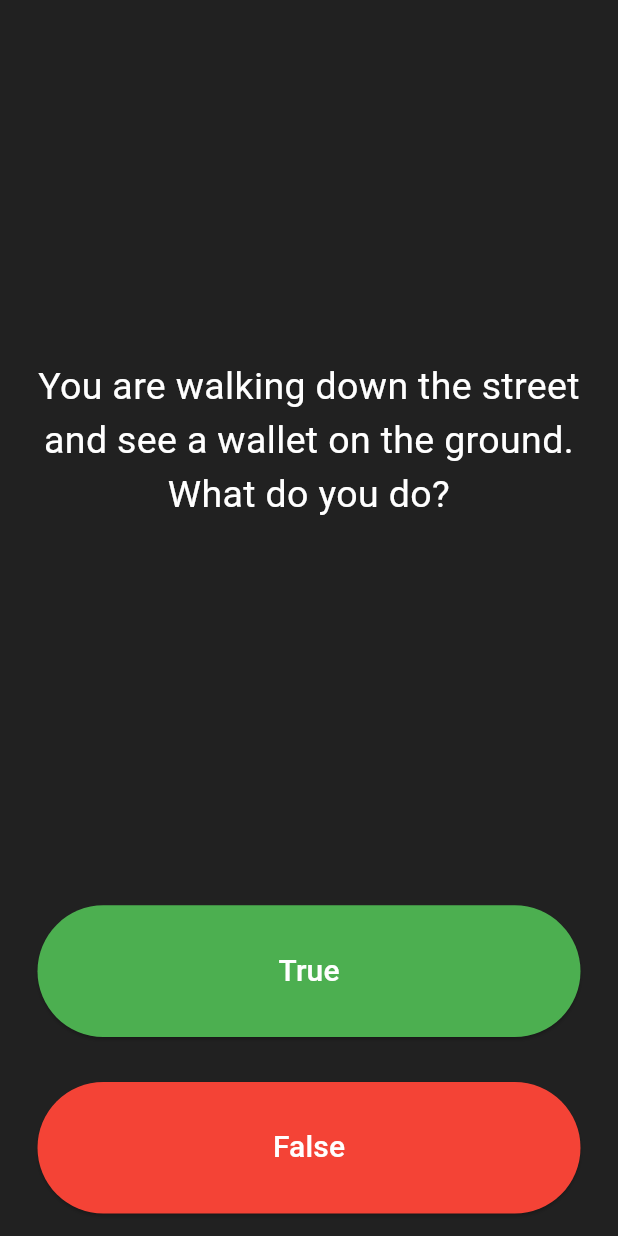
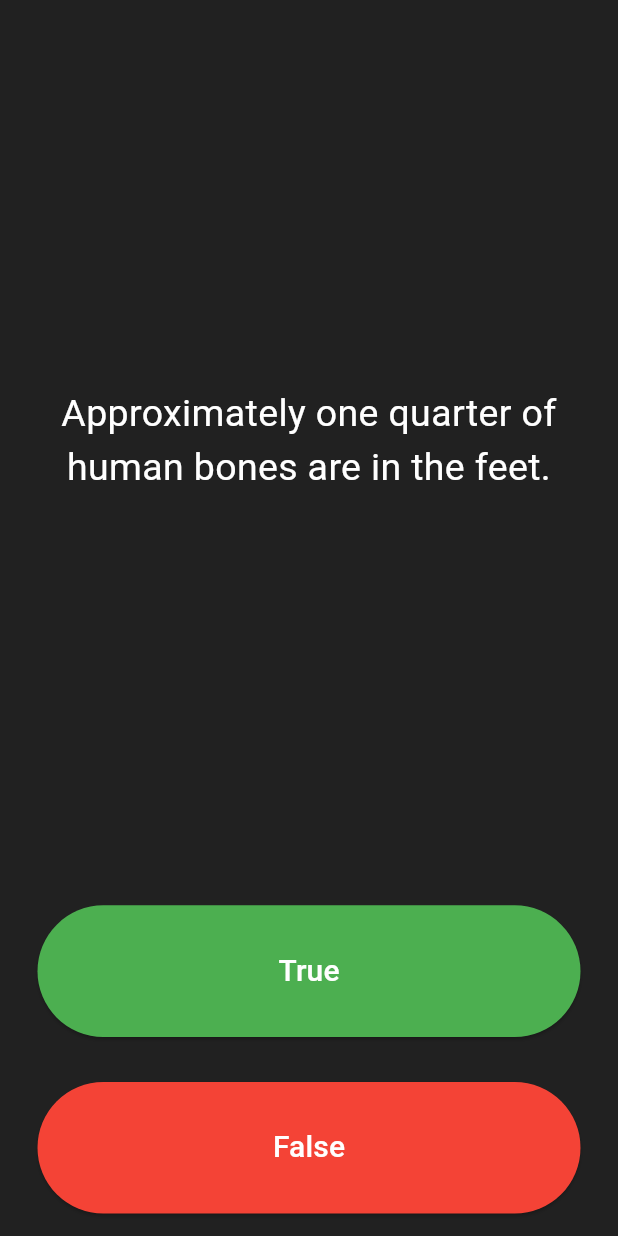
Before and after one commit to aminebenjebli/QuizzApp, a Flutter app: the screen it shows after launch, after a tap on "True", on a phone screen of 412 x 824 dp. Run offline on Flutter 3.47's test engine with Material 3 defaults, Android fonts, the phone set to English and light mode, and no system bars.

```diff
--- a/quizzler/lib/main.dart
+++ b/quizzler/lib/main.dart
@@ -1,6 +1,8 @@
 import 'package:flutter/material.dart';
 import 'package:quizzler/question.dart';
+import 'package:quizzler/quizz_brain.dart';
 
+QuizzBrain quizzBrain = QuizzBrain();
 void main() => runApp(Quizzler());
 
 class Quizzler extends StatelessWidget {
@@ -42,12 +44,7 @@ class _QuizPageState extends State<QuizPage> {
   //   questionText: 'You bite into a sandwich and find a slug in it. What do you do?',
   //   questionAnswer: false,
   // );
-  List<Question> questionLibrary = [
-    Question(questionText: 'You bite into a sandwich and find a slug in it. What do you do?', questionAnswer: false),
-    Question(questionText: 'You are walking down the street and see a wallet on the ground. What do you do?', questionAnswer: true),
-    Question(questionText: 'A slug\'s stomach is full of gas. What do you do?', questionAnswer: true),
-  ];
-  int _currentQuestion = 0;
+
   @override
   Widget build(BuildContext context) {
     return Column(
@@ -60,7 +57,7 @@ class _QuizPageState extends State<QuizPage> {
             padding: EdgeInsets.all(10.0),
             child: Center(
               child: Text(
-                questionLibrary[_currentQuestion].questionText,
+                quizzBrain.getQuestionText(),
                 textAlign: TextAlign.center,
                 style: const TextStyle(
                   fontSize: 25.0,
@@ -79,14 +76,15 @@ class _QuizPageState extends State<QuizPage> {
                 backgroundColor: Colors.green, // Text color
               ),
               onPressed: () {
-                bool correctAnswers = questionLibrary[_currentQuestion].questionAnswer;
+                bool correctAnswers =
+                    quizzBrain.getCorrectAnswer();
                 if (correctAnswers == true) {
                   print('user got it right');
                 } else {
                   print('user got it wrong');
                 }
                 setState(() {
-                  _currentQuestion++;
+                  quizzBrain.nextQuestion();
                 });
               },
               child: const Text(
@@ -115,14 +113,15 @@ class _QuizPageState extends State<QuizPage> {
                 ),
               ),
               onPressed: () {
-                bool correctAnswers = questionLibrary[_currentQuestion].questionAnswer;
+                bool correctAnswers =
+                    quizzBrain.getCorrectAnswer();
                 if (correctAnswers == false) {
                   print('user got it right');
                 } else {
                   print('user got it wrong');
                 }
                 setState(() {
-                  _currentQuestion++;
+                  quizzBrain.nextQuestion();
                 });
               },
             ),
--- a/quizzler/lib/question.dart
+++ b/quizzler/lib/question.dart
@@ -1,5 +1,5 @@
 class Question {
   String questionText;
   bool questionAnswer;
-  Question({required this.questionText, required this.questionAnswer});
+  Question( this.questionText, this.questionAnswer);
 }
--- /dev/null
+++ b/quizzler/lib/quizz_brain.dart
@@ -0,0 +1,44 @@
+import 'package:quizzler/question.dart';
+
+class QuizzBrain{
+    int _currentQuestion = 0;
+
+  List<Question> questionLibrary = [
+    Question('You can lead a cow down stairs but not up stairs.', false),
+    Question('Approximately one quarter of human bones are in the feet.', true),
+    Question('A slug\'s blood is green.', true),
+    Question('Buzz Aldrin\'s mother\'s maiden name was \"Moon\".', true),
+    Question('It is illegal to pee in the Ocean in Portugal.', true),
+    Question(
+        'No piece of square dry paper can be folded in half more than 7 times.',
+        false),
+    Question(
+        'In London, UK, if you happen to die in the House of Parliament, you are technically entitled to a state funeral, because the building is considered too sacred a place.',
+        true),
+    Question(
+        'The loudest sound produced by any animal is 188 decibels. That animal is the African Elephant.',
+        false),
+    Question(
+        'The total surface area of two human lungs is approximately 70 square metres.',
+        true),
+    Question('Google was originally called \"Backrub\".', true),
+    Question(
+        'Chocolate affects a dog\'s heart and nervous system; a few ounces are enough to kill a small dog.',
+        true),
+    Question(
+        'In West Virginia, USA, if you accidentally hit an animal with your car, you are free to take it home to eat.',
+        true),
+  ];
+  void nextQuestion(){
+    if(_currentQuestion < questionLibrary.length - 1){
+      _currentQuestion++;
+    }
+  }
+  String getQuestionText(){
+    return questionLibrary[_currentQuestion].questionText;
+  }
+  bool getCorrectAnswer(){
+    return questionLibrary[_currentQuestion].questionAnswer;
+  }
+
+}
```
